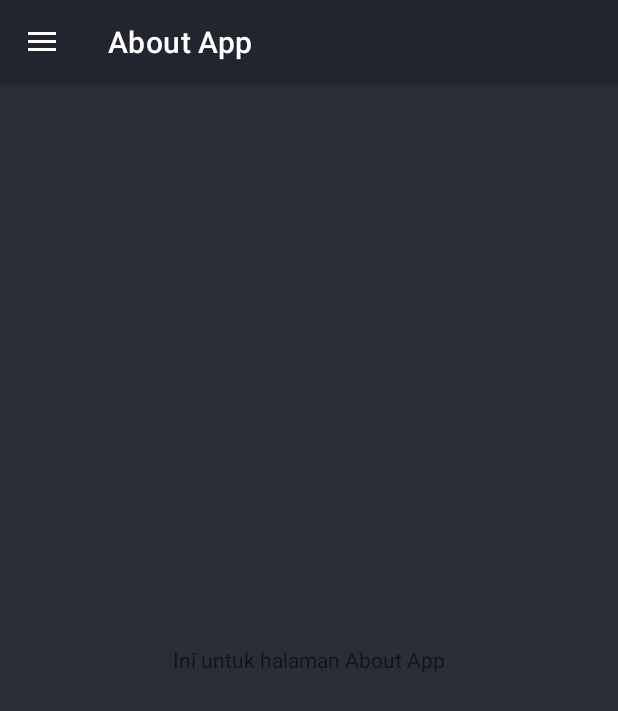
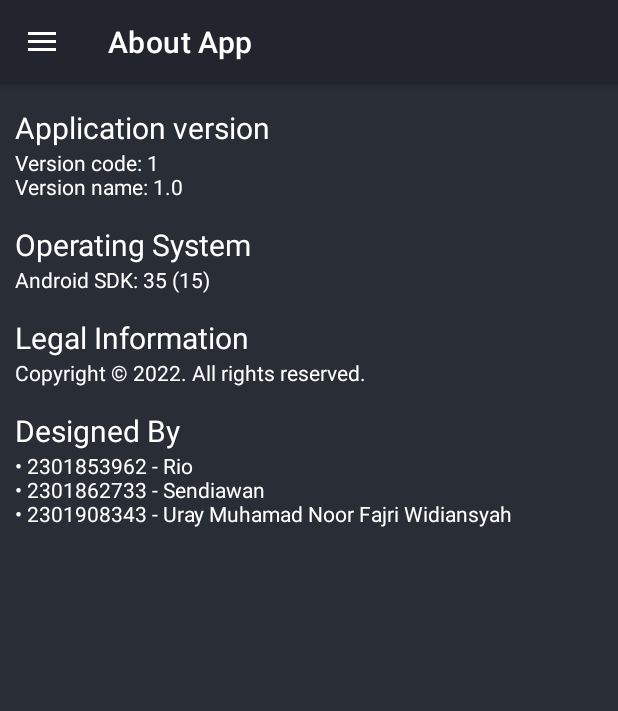
Before and after one commit to urayfajri/BINUS-HUAWEI-2021-Wall.io, an Android app: the fragment AboutFragment placed in its activity, on a phone screen of 412 x 824 dp. Shown: the top 711 px of the screen. Run offline under Robolectric (Android 15) with nearby library versions, the phone set to English and light mode, and no system bars; our stand-ins replace Volley; network calls fail; pictures from the network do not load.

Commit message:
Done about app

```diff
--- a/app/src/main/java/com/example/wallpaperapplication/fragments/AboutFragment.java
+++ b/app/src/main/java/com/example/wallpaperapplication/fragments/AboutFragment.java
@@ -1,5 +1,6 @@
 package com.example.wallpaperapplication.fragments;
 
+import android.os.Build;
 import android.os.Bundle;
 
 import androidx.annotation.Nullable;
@@ -9,18 +10,32 @@ import androidx.fragment.app.Fragment;
 import android.view.LayoutInflater;
 import android.view.View;
 import android.view.ViewGroup;
+import android.widget.TextView;
 
+import com.example.wallpaperapplication.BuildConfig;
 import com.example.wallpaperapplication.R;
 
 public class AboutFragment extends Fragment {
+
+    TextView tvVersion, tvOS;
+    int versionCode = BuildConfig.VERSION_CODE;
+    String versionName = BuildConfig.VERSION_NAME;
+    String release = Build.VERSION.RELEASE;
+    int sdkVersion = Build.VERSION.SDK_INT;
 
     @Nullable
     @Override
     public View onCreateView(LayoutInflater inflater, ViewGroup container,
                              Bundle savedInstanceState) {
         ((AppCompatActivity)getActivity()).getSupportActionBar().setTitle("About App");
+        View view = inflater.inflate(R.layout.fragment_about, container, false);
 
-        // Inflate the layout for this fragment
-        return inflater.inflate(R.layout.fragment_about, container, false);
+        tvVersion = (TextView)view.findViewById(R.id.tvVersion);
+        tvOS = (TextView)view.findViewById(R.id.tvOS);
+
+        tvVersion.setText("Version code: " + versionCode + "\nVersion name: " + versionName);
+        tvOS.setText("Android SDK: " + sdkVersion + " (" + release + ")");
+
+        return view;
     }
 }
--- a/app/src/main/res/layout/fragment_about.xml
+++ b/app/src/main/res/layout/fragment_about.xml
@@ -1,16 +1,74 @@
 <?xml version="1.0" encoding="utf-8"?>
-<RelativeLayout xmlns:android="http://schemas.android.com/apk/res/android"
+<LinearLayout xmlns:android="http://schemas.android.com/apk/res/android"
     xmlns:tools="http://schemas.android.com/tools"
     android:layout_width="match_parent"
     android:layout_height="match_parent"
     android:background="@color/black_shade_1"
+    android:orientation="vertical"
     tools:context=".fragments.AboutFragment">
 
     <!-- TODO: Update blank fragment layout -->
-    <TextView
+    <LinearLayout
         android:layout_width="wrap_content"
         android:layout_height="wrap_content"
-        android:layout_centerInParent="true"
-        android:text="Ini untuk halaman About App" />
+        android:orientation="vertical"
+        android:layout_marginLeft="10dp"
+        android:layout_marginTop="15dp">
 
-</RelativeLayout>
+        <TextView
+            android:layout_width="wrap_content"
+            android:layout_height="wrap_content"
+            android:textColor="@color/white"
+            android:textSize="20dp"
+            android:text="Application version" />
+
+        <TextView
+            android:id="@+id/tvVersion"
+            android:layout_width="wrap_content"
+            android:layout_height="wrap_content"
+            android:textColor="@color/white"
+            android:layout_marginBottom="15dp"/>
+
+        <TextView
+            android:layout_width="wrap_content"
+            android:layout_height="wrap_content"
+            android:textColor="@color/white"
+            android:textSize="20dp"
+            android:text="Operating System" />
+
+        <TextView
+            android:id="@+id/tvOS"
+            android:layout_width="wrap_content"
+            android:layout_height="wrap_content"
+            android:textColor="@color/white"
+            android:layout_marginBottom="15dp"/>
+
+        <TextView
+            android:layout_width="wrap_content"
+            android:layout_height="wrap_content"
+            android:textColor="@color/white"
+            android:textSize="20dp"
+            android:text="Legal Information"/>
+
+        <TextView
+            android:layout_width="wrap_content"
+            android:layout_height="wrap_content"
+            android:textColor="@color/white"
+            android:text="Copyright © 2022. All rights reserved."
+            android:layout_marginBottom="15dp"/>
+
+        <TextView
+            android:layout_width="wrap_content"
+            android:layout_height="wrap_content"
+            android:textColor="@color/white"
+            android:textSize="20dp"
+            android:text="Designed By"/>
+
+        <TextView
+            android:layout_width="wrap_content"
+            android:layout_height="wrap_content"
+            android:textColor="@color/white"
+            android:text="• 2301853962 - Rio\n• 2301862733 - Sendiawan\n• 2301908343 - Uray Muhamad Noor Fajri Widiansyah"
+            android:layout_marginBottom="15dp"/>
+    </LinearLayout>
+</LinearLayout>
```
